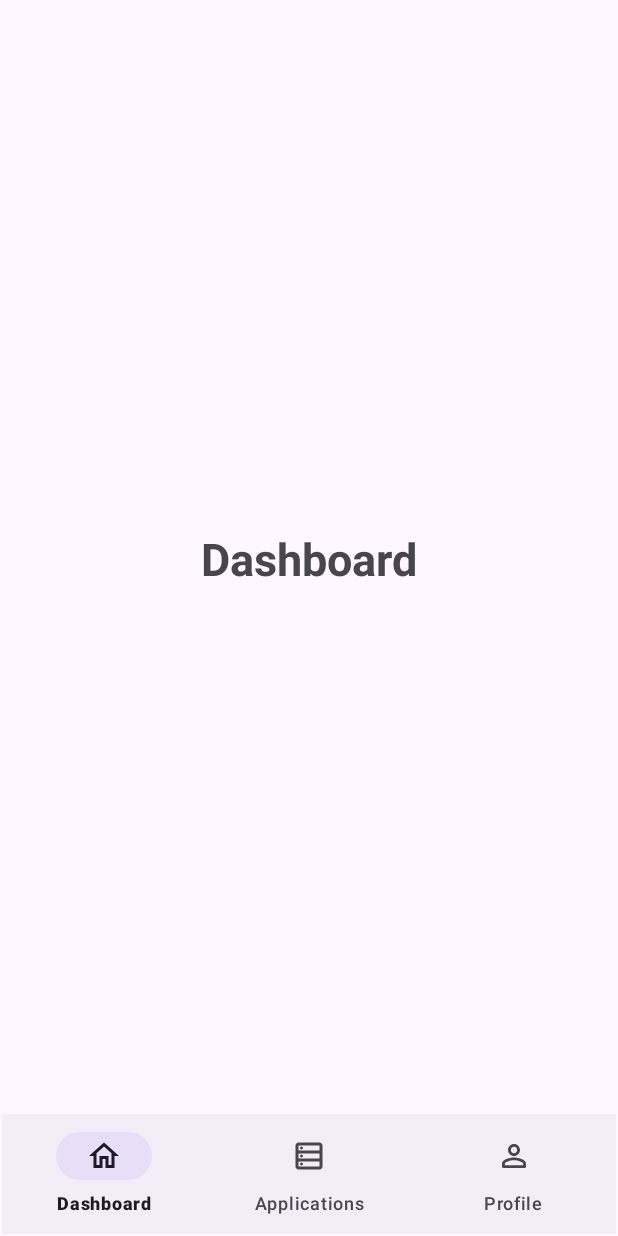
After one commit to AbdulkarimMziya/job_application_tracker, an Android app: the HomeScreenFragment screen opened through its navigation route, on a phone screen of 412 x 824 dp. The commit adds this screen. Run offline under Robolectric (Android 15) with nearby library versions, the phone set to English and light mode, and no system bars.

Commit message:
HomeScreen - Bottom Navigation setup

```diff
--- /dev/null
+++ b/app/src/main/java/com/example/job_application_tracker/ApplicationListScreenFragment.kt
@@ -0,0 +1,20 @@
+package com.example.job_application_tracker
+
+import android.os.Bundle
+import androidx.fragment.app.Fragment
+import android.view.LayoutInflater
+import android.view.View
+import android.view.ViewGroup
+
+
+class ApplicationListScreenFragment : Fragment() {
+
+    override fun onCreateView(
+        inflater: LayoutInflater, container: ViewGroup?,
+        savedInstanceState: Bundle?
+    ): View? {
+        // Inflate the layout for this fragment
+        return inflater.inflate(R.layout.fragment_application_list_screen, container, false)
+    }
+
+}
--- /dev/null
+++ b/app/src/main/java/com/example/job_application_tracker/DashboardScreenFragment.kt
@@ -0,0 +1,19 @@
+package com.example.job_application_tracker
+
+import android.os.Bundle
+import androidx.fragment.app.Fragment
+import android.view.LayoutInflater
+import android.view.View
+import android.view.ViewGroup
+
+
+class DashboardScreenFragment : Fragment() {
+
+    override fun onCreateView(
+        inflater: LayoutInflater, container: ViewGroup?,
+        savedInstanceState: Bundle?
+    ): View? {
+        // Inflate the layout for this fragment
+        return inflater.inflate(R.layout.fragment_dashboard_screen, container, false)
+    }
+}
--- /dev/null
+++ b/app/src/main/java/com/example/job_application_tracker/HomeScreenFragment.kt
@@ -0,0 +1,64 @@
+package com.example.job_application_tracker
+
+import android.os.Bundle
+import androidx.fragment.app.Fragment
+import android.view.LayoutInflater
+import android.view.View
+import android.view.ViewGroup
+import com.example.job_application_tracker.databinding.FragmentHomeScreenBinding
+
+
+class HomeScreenFragment : Fragment() {
+    private lateinit var homeScreenBinding: FragmentHomeScreenBinding
+
+    // Bottom Nav fragments objects
+    private lateinit var dashboardScreenFragment: DashboardScreenFragment
+    private lateinit var applicationListScreenFragment: ApplicationListScreenFragment
+    private lateinit var profileScreenFragment: ProfileScreenFragment
+
+    override fun onCreateView(
+        inflater: LayoutInflater, container: ViewGroup?,
+        savedInstanceState: Bundle?
+    ): View? {
+        homeScreenBinding = FragmentHomeScreenBinding.inflate(layoutInflater,container,false)
+
+        dashboardScreenFragment  = DashboardScreenFragment()
+        applicationListScreenFragment = ApplicationListScreenFragment()
+        profileScreenFragment = ProfileScreenFragment()
+
+        // Set up initial fragment
+        loadFragment(dashboardScreenFragment)
+
+        // Set up bottom navigation
+        homeScreenBinding.bottomNavigation.setOnNavigationItemSelectedListener { menuItem ->
+            when(menuItem.itemId){
+                R.id.menu_toHome_dashboard -> {
+                    loadFragment(dashboardScreenFragment)
+                    true
+                }
+                R.id.menu_toHome_applications -> {
+                    loadFragment(applicationListScreenFragment)
+                    true
+                }
+                R.id.menu_toHome_profile -> {
+                    loadFragment(profileScreenFragment)
+                    true
+                }
+                else -> false
+            }
+
+        }
+
+
+        // Inflate the layout for this fragment
+        return homeScreenBinding.root
+    }
+
+    private fun loadFragment(fragment: Fragment) {
+        // Replace the current fragment with the new one
+        val transaction = childFragmentManager.beginTransaction()
+        transaction.replace(R.id.homeScreenContainer, fragment) // Assuming you have a container with this ID
+        transaction.commit()
+    }
+
+}
--- /dev/null
+++ b/app/src/main/java/com/example/job_application_tracker/ProfileScreenFragment.kt
@@ -0,0 +1,19 @@
+package com.example.job_application_tracker
+
+import android.os.Bundle
+import androidx.fragment.app.Fragment
+import android.view.LayoutInflater
+import android.view.View
+import android.view.ViewGroup
+
+
+class ProfileScreenFragment : Fragment() {
+
+    override fun onCreateView(
+        inflater: LayoutInflater, container: ViewGroup?,
+        savedInstanceState: Bundle?
+    ): View? {
+        // Inflate the layout for this fragment
+        return inflater.inflate(R.layout.fragment_profile_screen, container, false)
+    }
+}
--- /dev/null
+++ b/app/src/main/res/drawable/ic_menu_home.xml
@@ -0,0 +1,5 @@
+<vector xmlns:android="http://schemas.android.com/apk/res/android" android:height="30dp" android:tint="#000000" android:viewportHeight="24" android:viewportWidth="24" android:width="30dp">
+
+    <path android:fillColor="@android:color/white" android:pathData="M12,5.69l5,4.5V18h-2v-6H9v6H7v-7.81l5,-4.5M12,3L2,12h3v8h6v-6h2v6h6v-8h3L12,3z"/>
+
+</vector>
--- /dev/null
+++ b/app/src/main/res/drawable/ic_menu_person.xml
@@ -0,0 +1,5 @@
+<vector xmlns:android="http://schemas.android.com/apk/res/android" android:height="30dp" android:tint="#000000" android:viewportHeight="24" android:viewportWidth="24" android:width="30dp">
+
+    <path android:fillColor="@android:color/white" android:pathData="M12,5.9c1.16,0 2.1,0.94 2.1,2.1s-0.94,2.1 -2.1,2.1S9.9,9.16 9.9,8s0.94,-2.1 2.1,-2.1m0,9c2.97,0 6.1,1.46 6.1,2.1v1.1L5.9,18.1L5.9,17c0,-0.64 3.13,-2.1 6.1,-2.1M12,4C9.79,4 8,5.79 8,8s1.79,4 4,4 4,-1.79 4,-4 -1.79,-4 -4,-4zM12,13c-2.67,0 -8,1.34 -8,4v2c0,0.55 0.45,1 1,1h14c0.55,0 1,-0.45 1,-1v-2c0,-2.66 -5.33,-4 -8,-4z"/>
+
+</vector>
--- /dev/null
+++ b/app/src/main/res/drawable/ic_menu_table.xml
@@ -0,0 +1,5 @@
+<vector xmlns:android="http://schemas.android.com/apk/res/android" android:height="30dp" android:tint="#000000" android:viewportHeight="960" android:viewportWidth="960" android:width="30dp">
+
+    <path android:fillColor="@android:color/white" android:pathData="M200,840Q167,840 143.5,816.5Q120,793 120,760L120,200Q120,167 143.5,143.5Q167,120 200,120L760,120Q793,120 816.5,143.5Q840,167 840,200L840,760Q840,793 816.5,816.5Q793,840 760,840L200,840ZM200,333L760,333L760,200Q760,200 760,200Q760,200 760,200L200,200Q200,200 200,200Q200,200 200,200L200,333ZM200,547L760,547L760,413L200,413L200,547ZM200,760L760,760Q760,760 760,760Q760,760 760,760L760,627L200,627L200,760Q200,760 200,760Q200,760 200,760ZM280,306Q263,306 251.5,294.5Q240,283 240,266Q240,249 251.5,237.5Q263,226 280,226Q297,226 308.5,237.5Q320,249 320,266Q320,283 308.5,294.5Q297,306 280,306ZM280,520Q263,520 251.5,508.5Q240,497 240,480Q240,463 251.5,451.5Q263,440 280,440Q297,440 308.5,451.5Q320,463 320,480Q320,497 308.5,508.5Q297,520 280,520ZM280,734Q263,734 251.5,722.5Q240,711 240,694Q240,677 251.5,665.5Q263,654 280,654Q297,654 308.5,665.5Q320,677 320,694Q320,711 308.5,722.5Q297,734 280,734Z"/>
+
+</vector>
--- /dev/null
+++ b/app/src/main/res/layout/fragment_dashboard_screen.xml
@@ -0,0 +1,24 @@
+<?xml version="1.0" encoding="utf-8"?>
+<androidx.constraintlayout.widget.ConstraintLayout xmlns:android="http://schemas.android.com/apk/res/android"
+    xmlns:app="http://schemas.android.com/apk/res-auto"
+    xmlns:tools="http://schemas.android.com/tools"
+    android:id="@+id/frameLayout6"
+    android:layout_width="match_parent"
+    android:layout_height="match_parent"
+    tools:context=".DashboardScreenFragment">
+
+    <TextView
+        android:id="@+id/textView"
+        android:layout_width="wrap_content"
+        android:layout_height="wrap_content"
+        android:text="Dashboard"
+        android:textSize="30sp"
+        android:textStyle="bold"
+        app:layout_constraintBottom_toBottomOf="parent"
+        app:layout_constraintEnd_toEndOf="parent"
+        app:layout_constraintHorizontal_bias="0.5"
+        app:layout_constraintStart_toStartOf="parent"
+        app:layout_constraintTop_toTopOf="parent"
+        app:layout_constraintVertical_bias="0.5" />
+
+</androidx.constraintlayout.widget.ConstraintLayout>
--- /dev/null
+++ b/app/src/main/res/layout/fragment_home_screen.xml
@@ -0,0 +1,28 @@
+<?xml version="1.0" encoding="utf-8"?>
+<androidx.constraintlayout.widget.ConstraintLayout xmlns:android="http://schemas.android.com/apk/res/android"
+    xmlns:app="http://schemas.android.com/apk/res-auto"
+    xmlns:tools="http://schemas.android.com/tools"
+    android:id="@+id/frameLayout4"
+    android:layout_width="match_parent"
+    android:layout_height="match_parent"
+    tools:context=".HomeScreenFragment">
+
+    <FrameLayout
+        android:id="@+id/homeScreenContainer"
+        android:layout_width="match_parent"
+        android:layout_height="0dp"
+        app:layout_constraintBottom_toTopOf="@+id/bottom_navigation"
+        app:layout_constraintEnd_toEndOf="parent"
+        app:layout_constraintStart_toStartOf="parent"
+        app:layout_constraintTop_toTopOf="parent" />
+
+    <com.google.android.material.bottomnavigation.BottomNavigationView
+        android:id="@+id/bottom_navigation"
+        android:layout_width="match_parent"
+        android:layout_height="wrap_content"
+        app:layout_constraintBottom_toBottomOf="parent"
+        app:layout_constraintEnd_toEndOf="parent"
+        app:layout_constraintStart_toStartOf="parent"
+        app:menu="@menu/bottom_navigation_menu" />
+
+</androidx.constraintlayout.widget.ConstraintLayout>
--- /dev/null
+++ b/app/src/main/res/menu/bottom_navigation_menu.xml
@@ -0,0 +1,21 @@
+<?xml version="1.0" encoding="utf-8"?>
+<menu xmlns:android="http://schemas.android.com/apk/res/android">
+    <item
+        android:id="@+id/menu_toHome_dashboard"
+        android:enabled="true"
+        android:icon="@drawable/ic_menu_home"
+        android:title="Dashboard"/>
+
+    <item
+        android:id="@+id/menu_toHome_applications"
+        android:enabled="true"
+        android:icon="@drawable/ic_menu_table"
+        android:title="Applications"/>
+
+    <item
+        android:id="@+id/menu_toHome_profile"
+        android:enabled="true"
+        android:icon="@drawable/ic_menu_person"
+        android:title="Profile" />
+
+</menu>
--- a/app/src/main/res/navigation/nav_graph.xml
+++ b/app/src/main/res/navigation/nav_graph.xml
@@ -12,16 +12,26 @@
         tools:layout="@layout/fragment_login_screen" >
         <action
             android:id="@+id/action_loginScreenFragment_to_signupScreenFragment"
-            app:destination="@id/signupScreenFragment" />
+            app:destination="@id/navigation" />
         <action
             android:id="@+id/action_loginScreenFragment_to_forgotPasswordScreenFragment"
-            app:destination="@id/forgotPasswordScreenFragment" />
+            app:destination="@id/navigation" />
+        <action
+            android:id="@+id/action_loginScreenFragment_to_homeScreenFragment"
+            app:destination="@id/homeScreenFragment" />
     </fragment>
+    <fragment
+        android:id="@+id/homeScreenFragment"
+        android:name="com.example.job_application_tracker.HomeScreenFragment"
+        android:label="fragment_home_screen"
+        tools:layout="@layout/fragment_home_screen" />
+    <navigation android:id="@+id/navigation"
+        app:startDestination="@id/forgotPasswordScreenFragment">
         <fragment
             android:id="@+id/signupScreenFragment"
             android:name="com.example.job_application_tracker.SignupScreenFragment"
             android:label="fragment_signup_screen"
-        tools:layout="@layout/fragment_signup_screen" >
+            tools:layout="@layout/fragment_signup_screen">
             <action
                 android:id="@+id/action_signupScreenFragment_to_loginScreenFragment"
                 app:destination="@id/loginScreenFragment" />
@@ -30,9 +40,10 @@
             android:id="@+id/forgotPasswordScreenFragment"
             android:name="com.example.job_application_tracker.ForgotPasswordScreenFragment"
             android:label="fragment_forgot_password_screen"
-        tools:layout="@layout/fragment_forgot_password_screen" >
+            tools:layout="@layout/fragment_forgot_password_screen">
             <action
                 android:id="@+id/action_forgotPasswordScreenFragment_to_loginScreenFragment"
                 app:destination="@id/loginScreenFragment" />
         </fragment>
     </navigation>
+</navigation>
```
Also changed, not shown: app/src/main/res/layout/fragment_application_list_screen.xml (added, +24 -0 lines), app/src/main/res/layout/fragment_profile_screen.xml (added, +14 -0 lines). Lines whose indentation alone changed are shown as unchanged.
